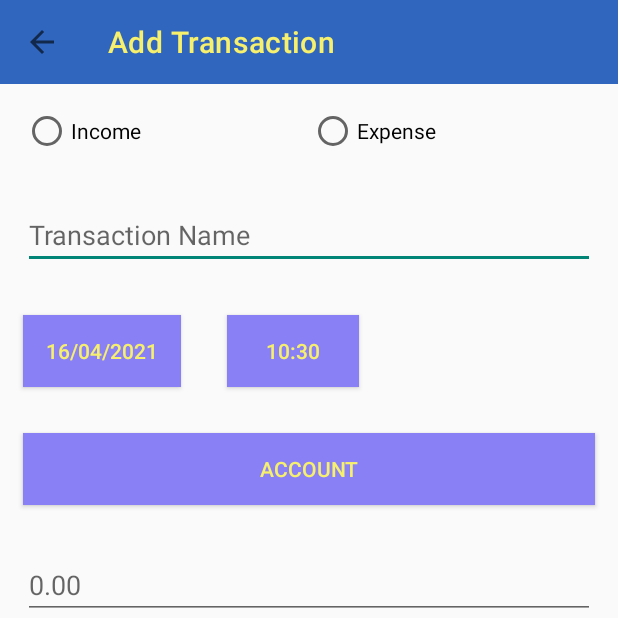
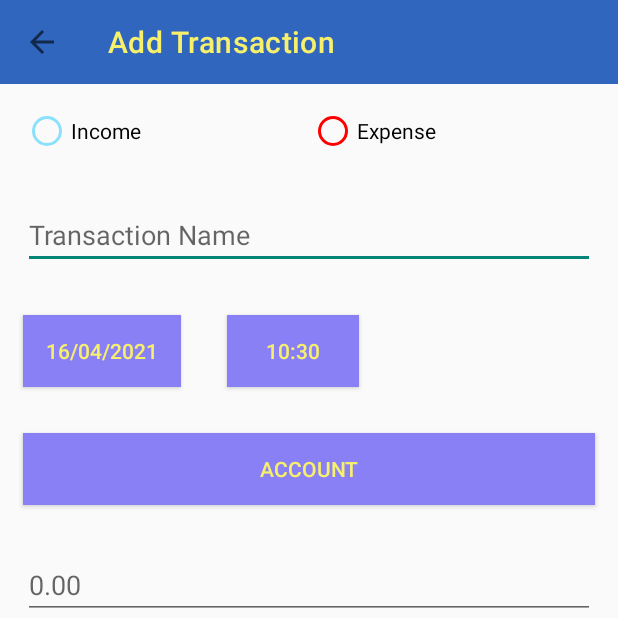
Before and after one commit to MichaelDuToit/SD6501_BudgieCoin_Project, an Android app: the AddTransactionActivity screen opened directly, with no data from a screen before it, on a phone screen of 412 x 824 dp, the top half of it. Run offline under Robolectric (Android 15) with nearby library versions, the phone set to English and light mode, and no system bars.

Commit message:
Tweaked RadioBtn styling

```diff
--- a/app/src/main/res/layout/activity_add_transaction.xml
+++ b/app/src/main/res/layout/activity_add_transaction.xml
@@ -17,6 +17,7 @@
             android:layout_height="wrap_content"
             android:layout_weight="1"
             android:text="@string/income"
+            android:buttonTint="@color/budgieAqua"
             />
         <RadioButton
             android:id="@+id/radioBtnExpense"
@@ -24,6 +25,7 @@
             android:layout_height="wrap_content"
             android:layout_weight="1"
             android:text="@string/expense"
+            android:buttonTint="@color/red"
             />
     </RadioGroup>
     <EditText
```
